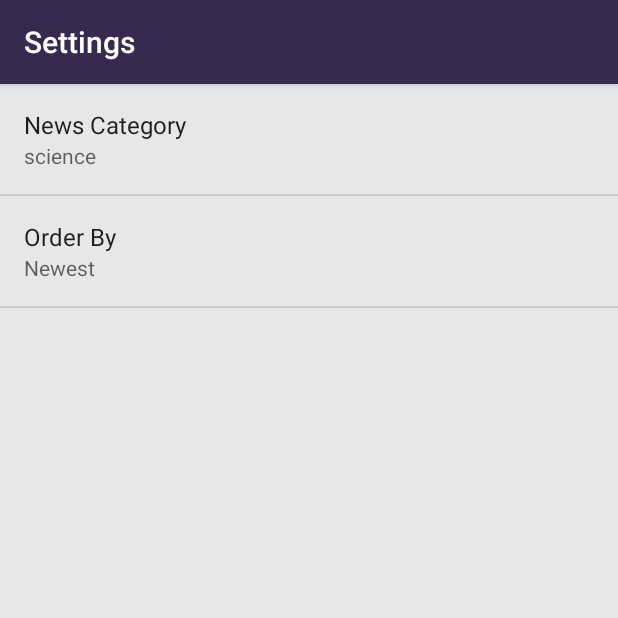
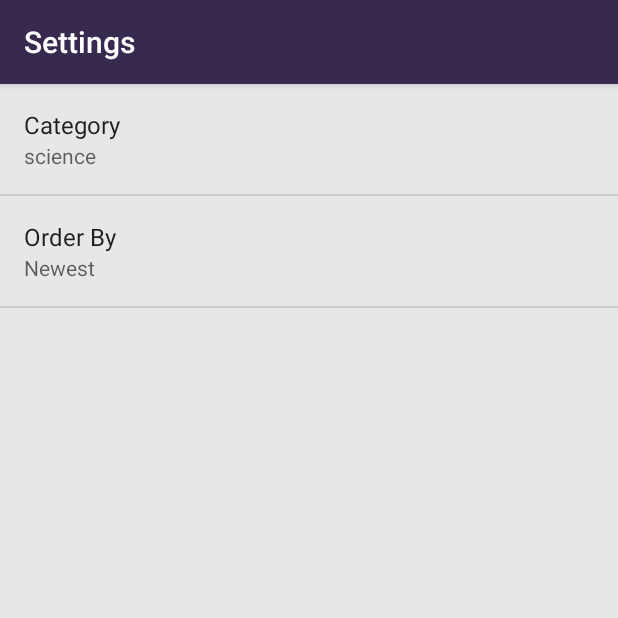
Before and after one commit to AdriCode/Breaking-News, an Android app: the screen it shows after launch (SettingsActivity), after a tap on "Settings", on a phone screen of 412 x 824 dp, the top half of it. Run offline under Robolectric (Android 15) with nearby library versions, the phone set to English and light mode, and no system bars.

Commit message:
Include all news

```diff
--- a/app/src/main/java/com/example/android/newsfeed/NewsFragment.java
+++ b/app/src/main/java/com/example/android/newsfeed/NewsFragment.java
@@ -84,8 +84,9 @@ public class NewsFragment extends Fragment implements LoaderManager.LoaderCallba
         builtUri.appendQueryParameter("format", "json");
         builtUri.appendQueryParameter("from-date", "2018-01-01");
         builtUri.appendQueryParameter("show-fields", "byline");
-        builtUri.appendQueryParameter("section", category);
+        if (!"all".equals(category)){builtUri.appendQueryParameter("section", category);}
         builtUri.appendQueryParameter("order-by", orderBy);
+        builtUri.appendQueryParameter("page-size","20");
         builtUri.appendQueryParameter("api-key", ApiKey);
 
         REQUEST_URL = builtUri.toString();
--- a/app/src/main/java/com/example/android/newsfeed/SettingsActivity.java
+++ b/app/src/main/java/com/example/android/newsfeed/SettingsActivity.java
@@ -7,11 +7,8 @@ import android.preference.ListPreference;
 import android.preference.Preference;
 import android.preference.PreferenceFragment;
 import android.preference.PreferenceManager;
-import android.support.v7.app.ActionBar;
 import android.support.v7.app.AppCompatActivity;
 import android.view.MenuItem;
-import android.view.View;
-import android.widget.Button;
 
 public class SettingsActivity extends AppCompatActivity {
 
--- a/app/src/main/res/values/strings.xml
+++ b/app/src/main/res/values/strings.xml
@@ -7,7 +7,7 @@
     <string name="settings_title">Settings</string>
 
     <!-- Strings For Category Preference -->
-    <string name="settings_category_label">News Category</string>
+    <string name="settings_category_label">Category</string>
     <string name="settings_category_key" translatable="false">category</string>
     <string name="settings_category_default" translatable="false">science</string>
 
```
